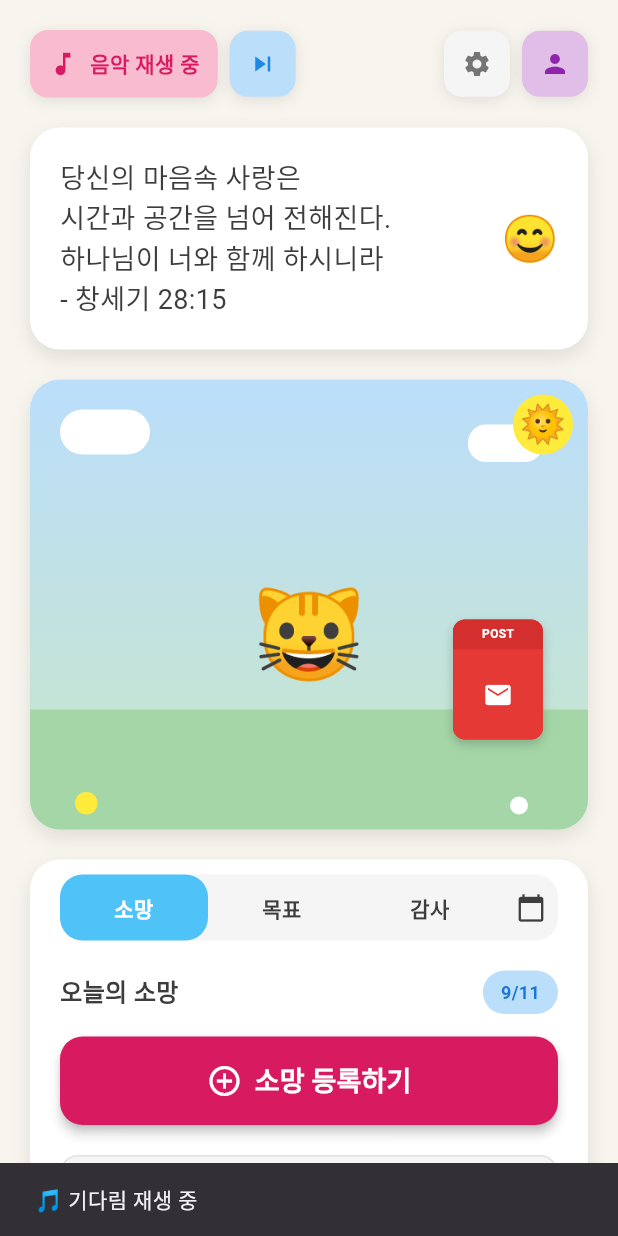
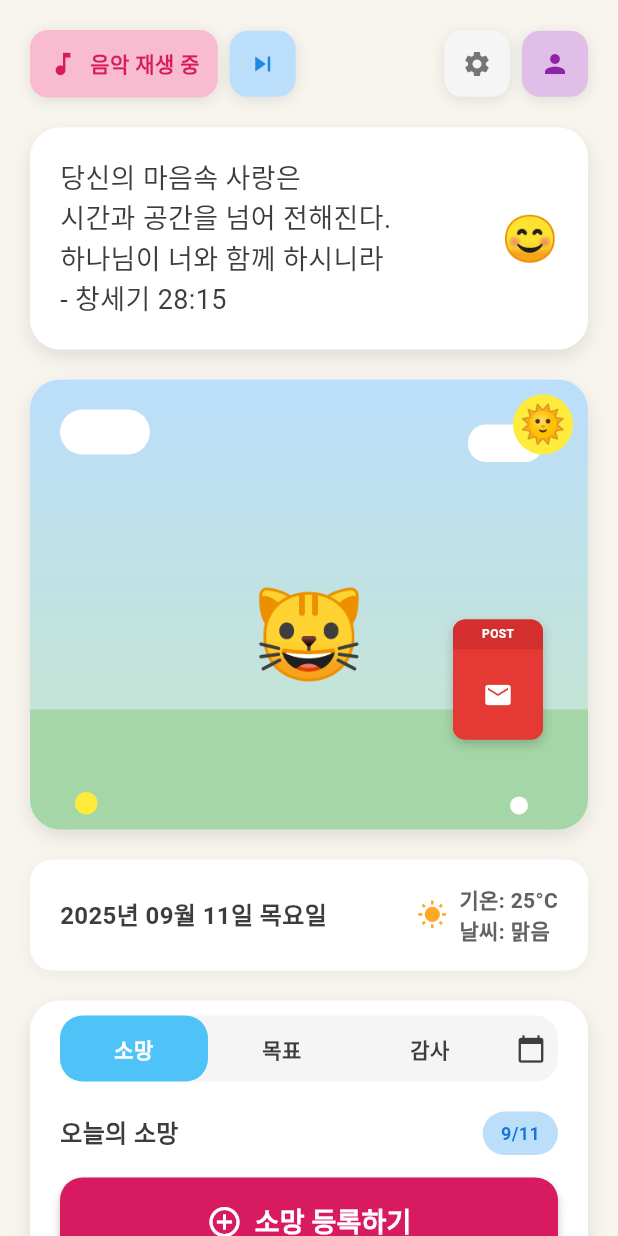
Before and after one commit to y0-0nhj/angel_diary, a Flutter app: the HomeScreen screen opened directly, after a tap on "음악 재생", on a phone screen of 412 x 824 dp. Run offline on Flutter 3.47's test engine with Material 3 defaults, Android fonts, the phone set to English and light mode, and no system bars; our stand-ins replace audioplayers, firebase_core, flutter_dotenv, flutter_local_notifications, image_picker, table_calendar and 1 more; accounts and stored records are empty; generated files the repository leaves out were written again; Roboto replaces fonts that are missing (Oneprettynight).

Commit message:
소망등록좀만수정해야됨

```diff
--- a/lib/home.dart
+++ b/lib/home.dart
@@ -107,6 +107,7 @@ class _HomeScreenState extends State<HomeScreen> {
     _selectRandomMessage();
     _generateRandomGoals();
     _initializeNotifications();
+    _configureAudioPlayer();
   }
 
   @override
@@ -146,6 +147,22 @@ class _HomeScreenState extends State<HomeScreen> {
     }
   }
 
+  // 오디오 플레이어 설정 (알림 비활성화)
+  Future<void> _configureAudioPlayer() async {
+    // 간단한 설정으로 알림 최소화
+    await _audioPlayer.setAudioContext(
+      AudioContext(
+        android: AudioContextAndroid(
+          isSpeakerphoneOn: false,
+          stayAwake: true,
+          contentType: AndroidContentType.music,
+          usageType: AndroidUsageType.media,
+          audioFocus: AndroidAudioFocus.gain,
+        ),
+      ),
+    );
+  }
+
   // 음악 재생/일시정지 토글
   Future<void> _toggleMusic() async {
     try {
@@ -154,23 +171,25 @@ class _HomeScreenState extends State<HomeScreen> {
         setState(() {
           _isPlaying = false;
         });
-        ScaffoldMessenger.of(context).showSnackBar(
-          const SnackBar(
-            content: Text('🎵 음악이 일시정지되었습니다'),
-            duration: Duration(seconds: 1),
-          ),
-        );
+        // 알림 제거
+        // ScaffoldMessenger.of(context).showSnackBar(
+        //   const SnackBar(
+        //     content: Text('🎵 음악이 일시정지되었습니다'),
+        //     duration: Duration(seconds: 1),
+        //   ),
+        // );
       } else {
         await _playCurrentMusic();
       }
     } catch (e) {
       print('음악 재생 오류: $e');
-      ScaffoldMessenger.of(context).showSnackBar(
-        const SnackBar(
-          content: Text('음악 재생에 실패했습니다'),
-          duration: Duration(seconds: 2),
-        ),
-      );
+      // 에러 알림도 제거
+      // ScaffoldMessenger.of(context).showSnackBar(
+      //   const SnackBar(
+      //     content: Text('음악 재생에 실패했습니다'),
+      //     duration: Duration(seconds: 2),
+      //   ),
+      // );
     }
   }
 
@@ -178,7 +197,14 @@ class _HomeScreenState extends State<HomeScreen> {
   Future<void> _playCurrentMusic() async {
     try {
       final currentMusic = _musicPlaylist[_currentMusicIndex];
-      await _audioPlayer.play(AssetSource(currentMusic));
+
+      // 알림 없이 재생
+      await _audioPlayer.play(
+        AssetSource(currentMusic),
+        volume: 0.8,
+        mode: PlayerMode.mediaPlayer,
+      );
+
       setState(() {
         _isPlaying = true;
       });
@@ -188,23 +214,25 @@ class _HomeScreenState extends State<HomeScreen> {
         _playNextMusic();
       });
 
-      ScaffoldMessenger.of(context).showSnackBar(
-        SnackBar(
-          content: Text('🎵 ${_getMusicName(currentMusic)} 재생 중'),
-          duration: const Duration(seconds: 1),
-        ),
-      );
+      // SnackBar도 제거하여 알림 최소화
+      // ScaffoldMessenger.of(context).showSnackBar(
+      //   SnackBar(
+      //     content: Text('🎵 ${_getMusicName(currentMusic)} 재생 중'),
+      //     duration: const Duration(seconds: 1),
+      //   ),
+      // );
     } catch (e) {
       // 로컬 파일이 없으면 시뮬레이션
       setState(() {
         _isPlaying = true;
       });
-      ScaffoldMessenger.of(context).showSnackBar(
-        SnackBar(
-          content: Text('🎵 ${_getMusicName(_musicPlaylist[_currentMusicIndex])} 재생 모드 (시뮬레이션)'),
-          duration: const Duration(seconds: 2),
-        ),
-      );
+      // 시뮬레이션 알림도 제거
+      // ScaffoldMessenger.of(context).showSnackBar(
+      //   SnackBar(
+      //     content: Text('🎵 ${_getMusicName(_musicPlaylist[_currentMusicIndex])} 재생 모드 (시뮬레이션)'),
+      //     duration: const Duration(seconds: 2),
+      //   ),
+      // );
     }
   }
 
@@ -654,6 +682,10 @@ class _HomeScreenState extends State<HomeScreen> {
 
                 // 천사 일러스트 영역
                 _buildAngelIllustration(),
+                const SizedBox(height: 20),
+
+                // 날짜와 기온 정보
+                _buildDateWeatherInfo(),
                 const SizedBox(height: 20),
 
                 // 탭과 목록 영역
@@ -1436,6 +1468,80 @@ class _HomeScreenState extends State<HomeScreen> {
     );
   }
 
+  // 날짜와 기온 정보 위젯
+  Widget _buildDateWeatherInfo() {
+    final now = DateTime.now();
+    final weekdays = ['일요일', '월요일', '화요일', '수요일', '목요일', '금요일', '토요일'];
+    final weekday = weekdays[now.weekday % 7];
+
+    return Container(
+      padding: const EdgeInsets.symmetric(vertical: 16, horizontal: 20),
+      decoration: BoxDecoration(
+        color: Colors.white,
+        borderRadius: BorderRadius.circular(15),
+        boxShadow: [
+          BoxShadow(
+            color: Colors.black.withValues(alpha: 0.05),
+            blurRadius: 8,
+            offset: const Offset(0, 2),
+          ),
+        ],
+      ),
+      child: Row(
+        mainAxisAlignment: MainAxisAlignment.spaceBetween,
+        children: [
+          // 날짜 정보
+          Column(
+            crossAxisAlignment: CrossAxisAlignment.start,
+            children: [
+              Text(
+                '${now.year}년 ${now.month.toString().padLeft(2, '0')}월 ${now.day.toString().padLeft(2, '0')}일 $weekday',
+                style: const TextStyle(
+                  fontSize: 16,
+                  fontWeight: FontWeight.bold,
+                  color: textColor,
+                ),
+              ),
+            ],
+          ),
+
+          // 기온 정보
+          Row(
+            children: [
+              Icon(
+                Icons.wb_sunny,
+                color: Colors.orange[400],
+                size: 20,
+              ),
+              const SizedBox(width: 8),
+              Column(
+                crossAxisAlignment: CrossAxisAlignment.start,
+                children: [
+                  Text(
+                    '기온: 25°C',
+                    style: TextStyle(
+                      fontSize: 14,
+                      fontWeight: FontWeight.w600,
+                      color: Colors.grey[700],
+                    ),
+                  ),
+                  Text(
+                    '날씨: 맑음',
+                    style: TextStyle(
+                      fontSize: 14,
+                      fontWeight: FontWeight.w600,
+                      color: Colors.grey[700],
+                    ),
+                  ),
+                ],
+              ),
+            ],
+          ),
+        ],
+      ),
+    );
+  }
+
 
   String _getCurrentTitle() {
     switch (_selectedTabIndex) {
```
